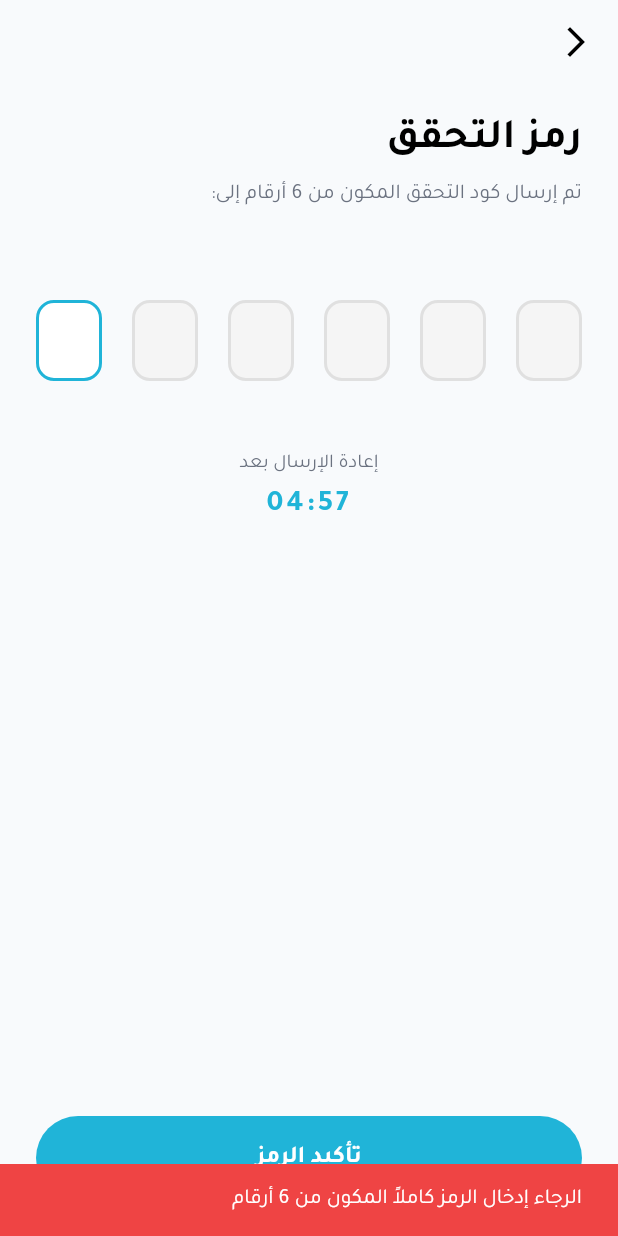
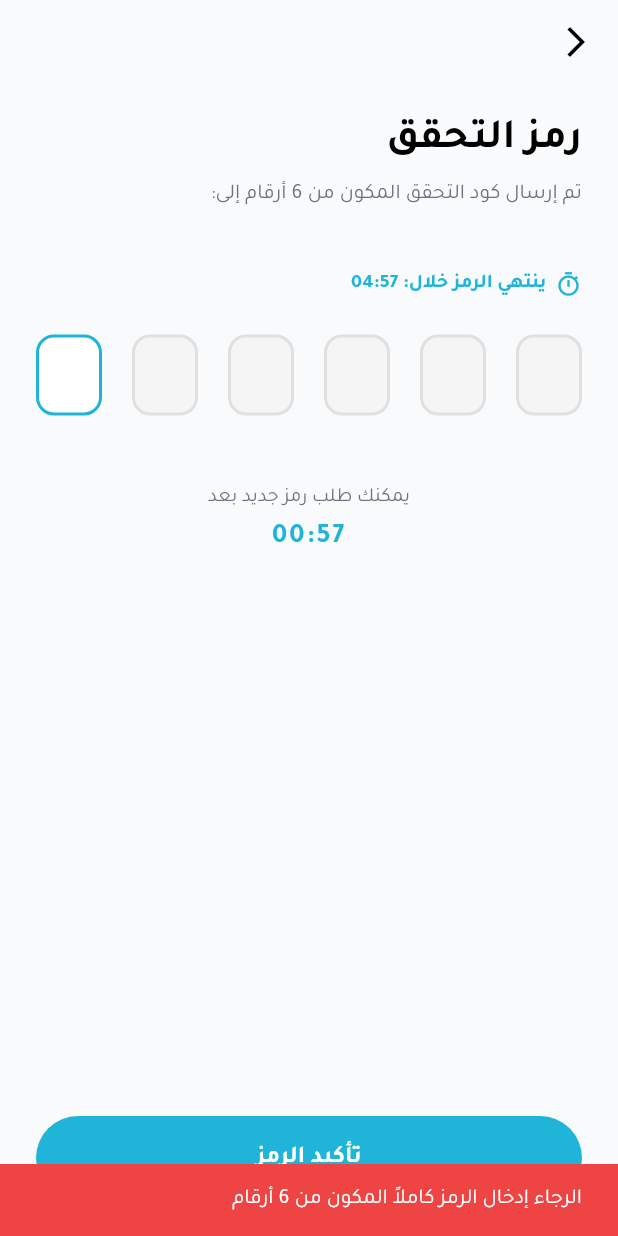
Before and after one commit to shadasobhe97-ctrl/NewCopyProjcet, a Flutter app: the DriverOtpScreen screen opened by its route, after a tap on "تأكيد الرمز", on a phone screen of 412 x 824 dp. Run offline on Flutter 3.47's test engine with Material 3 defaults, Android fonts, the phone set to English and light mode, and no system bars; drawn by our look-alikes of pin_code_fields; our stand-ins replace audioplayers, cached_network_image, cloud_firestore, dartz, device_info_plus, dio and 20 more; missing offline and left inert: mobile_scanner, record; accounts and stored records are empty.

Commit message:
Require English letter for password and update OTP timer and resend attempt limit

```diff
--- a/lib/core/utils/app_validators.dart
+++ b/lib/core/utils/app_validators.dart
@@ -11,10 +11,9 @@ class AppValidators {
     return null;
   }
 
-  /// التحقق من صحة كلمة المرور:
-  /// التحقق من صحة كلمة المرور:
+  /// التحقق من صحة كلمة المرور بحسب الشروط المطلوبة:
   /// 1. 6 خانات على الأقل
-  /// 2. تحتوي على حرف واحد على الأقل (عربي أو إنجليزي)
+  /// 2. تحتوي على حرف إنجليزي واحد على الأقل (A-Z أو a-z)
   /// 3. تحتوي على رقم واحد على الأقل (0-9)
   static String? validatePassword(String? value) {
     if (value == null || value.isEmpty) {
@@ -23,13 +22,13 @@ class AppValidators {
     if (value.length < 6) {
       return 'كلمة المرور يجب أن تتكون من 6 خانات على الأقل';
     }
-    final hasLetter = RegExp(r'[a-zA-Z\u0600-\u06FF]').hasMatch(value);
-    if (!hasLetter) {
-      return 'كلمة المرور يجب أن تحتوي على حرف واحد على الأقل';
+    final hasEnglishLetter = RegExp(r'[a-zA-Z]').hasMatch(value);
+    if (!hasEnglishLetter) {
+      return 'يجب أن تحتوي كلمة المرور على حرف إنجليزي واحد على الأقل (A-Z أو a-z)';
     }
     final hasDigit = RegExp(r'[0-9]').hasMatch(value);
     if (!hasDigit) {
-      return 'كلمة المرور يجب أن تحتوي على رقم واحد على الأقل';
+      return 'يجب أن تحتوي كلمة المرور على رقم واحد على الأقل (0-9)';
     }
     return null;
   }
--- a/lib/core/widgets/shared_otp_form.dart
+++ b/lib/core/widgets/shared_otp_form.dart
@@ -6,16 +6,16 @@ import 'package:kids_transport/core/theme/text_styles.dart';
 import 'package:pin_code_fields/pin_code_fields.dart';
 
 class SharedOtpForm extends StatefulWidget {
-  /// النص أو الرقم الذي يتم عرض رسالة "تم إرسال الرمز إلى..." له.
+  /// النص أو البريد الذي يتم عرض رسالة "تم إرسال الرمز إلى..." له.
   final String identifier;
 
   /// يتم استدعاؤها عندما يكتمل إدخال الـ 6 أرقام.
   final void Function(String code) onCompleted;
 
-  /// يتم استدعاؤها عند الضغط على زر إعادة الإرسال. يجب أن تكون دالة غير متزامنة (Future).
+  /// يتم استدعاؤها عند الضغط على زر إعادة الإرسال.
   final Future<void> Function() onResend;
 
-  /// يتم استدعاؤها عند الضغط على الزر الرئيسي (تأكيد / إنشاء حساب / إلخ).
+  /// يتم استدعاؤها عند الضغط على الزر الرئيسي.
   final void Function(String code) onSubmit;
 
   /// عنوان الزر الرئيسي أسفل الشاشة.
@@ -24,7 +24,7 @@ class SharedOtpForm extends StatefulWidget {
   /// حالة التحميل للزر الرئيسي.
   final bool isSubmitting;
 
-  /// لتفعيل حالة نجاح إعادة الإرسال من خارج المكون (لو كان مطلوباً، لكن غالباً نعالجه داخلياً).
+  /// لتفعيل حالة نجاح إعادة الإرسال من خارج المكون.
   final bool externalResendSuccess;
 
   const SharedOtpForm({
@@ -45,16 +45,22 @@ class SharedOtpForm extends StatefulWidget {
 class _SharedOtpFormState extends State<SharedOtpForm> {
   final _otpController = TextEditingController();
   final FocusNode _otpFocusNode = FocusNode();
-  int _timerSeconds = 300; // 5 دقائق
-  Timer? _timer;
-  bool _canResend = false;
+
+  int _expirySeconds = 300; // 5 دقائق صلاحية الرمز
+  int _cooldownSeconds = 60; // 60 ثانية مهلة إعادة الإرسال
+  int _resendCount = 0; // عدد محاولات إعادة الإرسال (حتى 3 محاولات)
+  static const int _maxResendAttempts = 3;
+
+  Timer? _expiryTimer;
+  Timer? _cooldownTimer;
+
   bool _resendLoading = false;
   bool _resendSucceeded = false;
 
   @override
   void initState() {
     super.initState();
-    _startTimer();
+    _startTimers();
     WidgetsBinding.instance.addPostFrameCallback((_) {
       Future.delayed(const Duration(milliseconds: 300), () {
         if (mounted) {
@@ -72,31 +78,56 @@ class _SharedOtpFormState extends State<SharedOtpForm> {
     }
   }
 
-  void _startTimer() {
-    if (!mounted) return;
-    setState(() {
-      _timerSeconds = 300;
-      _canResend = false;
-    });
+  void _startTimers() {
+    _startExpiryTimer();
+    _startCooldownTimer();
+  }
 
-    _timer?.cancel();
-    _timer = Timer.periodic(const Duration(seconds: 1), (timer) {
+  void _startExpiryTimer() {
+    _expiryTimer?.cancel();
+    setState(() => _expirySeconds = 300);
+    _expiryTimer = Timer.periodic(const Duration(seconds: 1), (timer) {
       if (!mounted) {
         timer.cancel();
         return;
       }
-      if (_timerSeconds == 0) {
-        setState(() {
-          _canResend = true;
-          _timer?.cancel();
+      if (_expirySeconds > 0) {
+        setState(() => _expirySeconds--);
+      } else {
+        timer.cancel();
+      }
     });
+  }
+
+  void _startCooldownTimer() {
+    _cooldownTimer?.cancel();
+    setState(() => _cooldownSeconds = 60);
+    _cooldownTimer = Timer.periodic(const Duration(seconds: 1), (timer) {
+      if (!mounted) {
+        timer.cancel();
+        return;
+      }
+      if (_cooldownSeconds > 0) {
+        setState(() => _cooldownSeconds--);
       } else {
-        setState(() => _timerSeconds--);
+        timer.cancel();
       }
     });
   }
 
   Future<void> _handleResend() async {
+    if (_resendCount >= _maxResendAttempts) {
+      ScaffoldMessenger.of(context).showSnackBar(
+        const SnackBar(
+          content: Text(
+            'تم استنفاذ الحد الأقصى لمحاولات إعادة الإرسال (3 محاولات).',
+          ),
+          backgroundColor: AppColors.error,
+        ),
+      );
+      return;
+    }
+
     setState(() {
       _resendLoading = true;
       _resendSucceeded = false;
@@ -104,6 +135,7 @@ class _SharedOtpFormState extends State<SharedOtpForm> {
 
     try {
       await widget.onResend();
+      if (!mounted) return;
       _handleResendSuccess();
     } catch (_) {
       if (!mounted) return;
@@ -116,21 +148,23 @@ class _SharedOtpFormState extends State<SharedOtpForm> {
   void _handleResendSuccess() {
     if (!mounted) return;
     setState(() {
+      _resendCount++;
       _resendLoading = false;
       _resendSucceeded = true;
-      _canResend = false;
     });
+
+    _startTimers();
 
     Future.delayed(const Duration(seconds: 2), () {
       if (!mounted) return;
       setState(() => _resendSucceeded = false);
-      _startTimer();
     });
   }
 
   @override
   void dispose() {
-    _timer?.cancel();
+    _expiryTimer?.cancel();
+    _cooldownTimer?.cancel();
     _otpController.dispose();
     _otpFocusNode.dispose();
     super.dispose();
@@ -168,7 +202,47 @@ class _SharedOtpFormState extends State<SharedOtpForm> {
             ),
             textAlign: TextAlign.right,
           ),
-          const SizedBox(height: 40),
+          const SizedBox(height: 20),
+
+          // ── شريط التوقيت وصلاحية الرمز (5 دقائق) ──
+          Row(
+            mainAxisAlignment: MainAxisAlignment.spaceBetween,
+            children: [
+              Row(
+                children: [
+                  Icon(
+                    Icons.timer_outlined,
+                    size: 18,
+                    color: _expirySeconds > 0
+                        ? theme.primaryColor
+                        : AppColors.error,
+                  ),
+                  const SizedBox(width: 6),
+                  Text(
+                    _expirySeconds > 0
+                        ? "ينتهي الرمز خلال: ${_formatTime(_expirySeconds)}"
+                        : "انتهت صلاحية الرمز!",
+                    style: AppTextStyles.style(
+                      fontSize: 13,
+                      fontWeight: FontWeight.bold,
+                      color: _expirySeconds > 0
+                          ? theme.primaryColor
+                          : AppColors.error,
+                    ),
+                  ),
+                ],
+              ),
+              if (_resendCount > 0)
+                Text(
+                  "المحاولات: $_resendCount/$_maxResendAttempts",
+                  style: AppTextStyles.style(
+                    fontSize: 12,
+                    color: AppColors.textMuted,
+                  ),
+                ),
+            ],
+          ),
+          const SizedBox(height: 24),
 
           Directionality(
             textDirection: TextDirection.ltr,
@@ -187,7 +261,9 @@ class _SharedOtpFormState extends State<SharedOtpForm> {
                 fieldHeight: 54,
                 fieldWidth: 44,
                 activeFillColor: isDark ? AppColors.grey900 : AppColors.white,
-                inactiveFillColor: isDark ? AppColors.grey900 : AppColors.grey100,
+                inactiveFillColor: isDark
+                    ? AppColors.grey900
+                    : AppColors.grey100,
                 selectedFillColor: isDark ? AppColors.grey900 : AppColors.white,
                 activeColor: theme.primaryColor,
                 selectedColor: theme.primaryColor,
@@ -207,12 +283,21 @@ class _SharedOtpFormState extends State<SharedOtpForm> {
           const SizedBox(height: 30),
 
           Center(
-            child: _canResend
+            child: _resendCount >= _maxResendAttempts
+                ? Text(
+                    "تم استنفاذ الحد الأقصى لمحاولات إعادة الإرسال (3/3)",
+                    style: AppTextStyles.style(
+                      color: AppColors.error,
+                      fontSize: 13,
+                      fontWeight: FontWeight.bold,
+                    ),
+                  )
+                : (_cooldownSeconds == 0
                       ? _buildResendButton(theme)
                       : Column(
                           children: [
                             Text(
-                        "إعادة الإرسال بعد",
+                              "يمكنك طلب رمز جديد بعد",
                               style: AppTextStyles.style(
                                 color: AppColors.textMuted,
                                 fontSize: 13,
@@ -220,16 +305,16 @@ class _SharedOtpFormState extends State<SharedOtpForm> {
                             ),
                             const SizedBox(height: 4),
                             Text(
-                        _formatTime(_timerSeconds),
+                              "00:${_cooldownSeconds.toString().padLeft(2, '0')}",
                               style: AppTextStyles.style(
                                 color: theme.primaryColor,
                                 fontWeight: FontWeight.bold,
-                          fontSize: 20,
-                          letterSpacing: 2,
+                                fontSize: 18,
+                                letterSpacing: 1.5,
                               ),
                             ),
                           ],
-                  ),
+                        )),
           ),
 
           const Spacer(),
@@ -243,7 +328,9 @@ class _SharedOtpFormState extends State<SharedOtpForm> {
                     } else {
                       ScaffoldMessenger.of(context).showSnackBar(
                         const SnackBar(
-                          content: Text("الرجاء إدخال الرمز كاملاً المكون من 6 أرقام"),
+                          content: Text(
+                            "الرجاء إدخال الرمز كاملاً المكون من 6 أرقام",
+                          ),
                           backgroundColor: AppColors.error,
                         ),
                       );
@@ -300,7 +387,7 @@ class _SharedOtpFormState extends State<SharedOtpForm> {
     return TextButton(
       onPressed: _handleResend,
       child: Text(
-        "إعادة إرسال رمز التحقق",
+        "إعادة إرسال رمز التحقق (المحاولة ${_resendCount + 1} من $_maxResendAttempts)",
         style: AppTextStyles.style(
           color: theme.primaryColor,
           fontWeight: FontWeight.bold,
```
Lines whose indentation alone changed are shown as unchanged.
